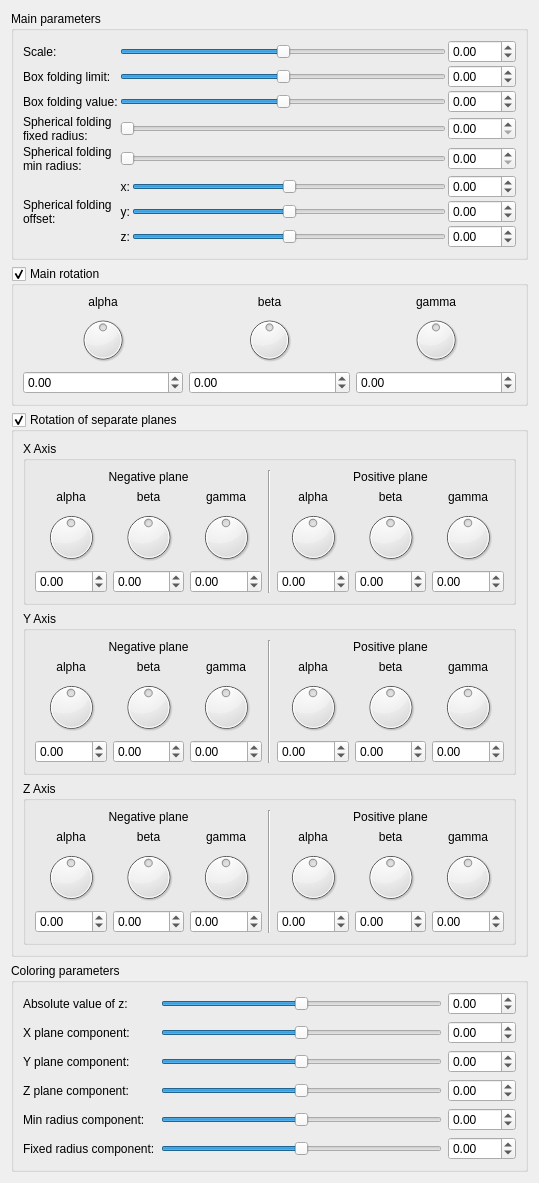
buddhi1980/mandelbulber2, file mandelbulber2/qt_data/fractal_mandelbox.ui: the form before one commit.
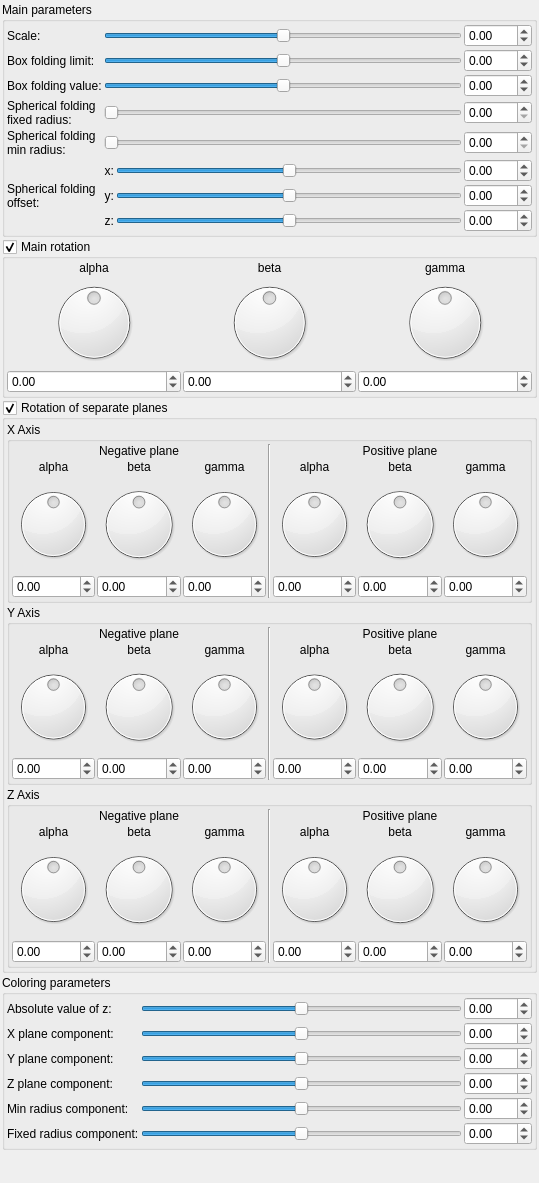
The form after the commit. Custom widgets are drawn as their Qt base class.

Commit message: - reduced all margins and spacings in ui - added class to store animation frames - added closable dock for animation control (actually empty)

Patch:
```diff
--- a/mandelbulber2/qt_data/fractal_mandelbox.ui
+++ b/mandelbulber2/qt_data/fractal_mandelbox.ui
@@ -14,12 +14,42 @@
    <string>Form</string>
   </property>
   <layout class="QVBoxLayout" name="verticalLayout">
+   <property name="spacing">
+    <number>2</number>
+   </property>
+   <property name="leftMargin">
+    <number>2</number>
+   </property>
+   <property name="topMargin">
+    <number>2</number>
+   </property>
+   <property name="rightMargin">
+    <number>2</number>
+   </property>
+   <property name="bottomMargin">
+    <number>2</number>
+   </property>
    <item>
     <widget class="QGroupBox" name="groupBox">
      <property name="title">
       <string>Main parameters</string>
      </property>
-     <layout class="QVBoxLayout" name="verticalLayout_2">
+     <layout class="QVBoxLayout" name="verticalLayout_2" stretch="0">
+      <property name="spacing">
+       <number>2</number>
+      </property>
+      <property name="leftMargin">
+       <number>2</number>
+      </property>
+      <property name="topMargin">
+       <number>2</number>
+      </property>
+      <property name="rightMargin">
+       <number>2</number>
+      </property>
+      <property name="bottomMargin">
+       <number>2</number>
+      </property>
       <item>
        <layout class="QGridLayout" name="gridLayout">
         <property name="spacing">
@@ -429,9 +459,27 @@
      <property name="checkable">
       <bool>true</bool>
      </property>
-     <layout class="QVBoxLayout" name="verticalLayout_3">
+     <layout class="QVBoxLayout" name="verticalLayout_3" stretch="0">
+      <property name="spacing">
+       <number>2</number>
+      </property>
+      <property name="leftMargin">
+       <number>2</number>
+      </property>
+      <property name="topMargin">
+       <number>2</number>
+      </property>
+      <property name="rightMargin">
+       <number>2</number>
+      </property>
+      <property name="bottomMargin">
+       <number>2</number>
+      </property>
       <item>
        <layout class="QGridLayout" name="gridLayout_2">
+        <property name="spacing">
+         <number>2</number>
+        </property>
         <item row="1" column="0">
          <widget class="QDial" name="dial3_mandelbox_rotation_main_x">
           <property name="minimum">
@@ -581,14 +629,47 @@
       <bool>true</bool>
      </property>
      <layout class="QVBoxLayout" name="verticalLayout_4">
+      <property name="spacing">
+       <number>2</number>
+      </property>
+      <property name="leftMargin">
+       <number>2</number>
+      </property>
+      <property name="topMargin">
+       <number>2</number>
+      </property>
+      <property name="rightMargin">
+       <number>2</number>
+      </property>
+      <property name="bottomMargin">
+       <number>2</number>
+      </property>
       <item>
        <widget class="QGroupBox" name="groupBox_5">
         <property name="title">
          <string>X Axis</string>
         </property>
         <layout class="QVBoxLayout" name="verticalLayout_5">
+         <property name="spacing">
+          <number>2</number>
+         </property>
+         <property name="leftMargin">
+          <number>2</number>
+         </property>
+         <property name="topMargin">
+          <number>2</number>
+         </property>
+         <property name="rightMargin">
+          <number>2</number>
+         </property>
+         <property name="bottomMargin">
+          <number>2</number>
+         </property>
          <item>
           <layout class="QGridLayout" name="gridLayout_3">
+           <property name="spacing">
+            <number>2</number>
+           </property>
            <item row="3" column="5">
             <widget class="MyDoubleSpinBox" name="spinboxd3_mandelbox_rotation_pos_1_y">
              <property name="prefix">
@@ -903,8 +984,26 @@
          <string>Y Axis</string>
         </property>
         <layout class="QVBoxLayout" name="verticalLayout_6">
+         <property name="spacing">
+          <number>2</number>
+         </property>
+         <property name="leftMargin">
+          <number>2</number>
+         </property>
+         <property name="topMargin">
+          <number>2</number>
+         </property>
+         <property name="rightMargin">
+          <number>2</number>
+         </property>
+         <property name="bottomMargin">
+          <number>2</number>
+         </property>
          <item>
           <layout class="QGridLayout" name="gridLayout_6">
+           <property name="spacing">
+            <number>2</number>
+           </property>
            <item row="3" column="0">
             <widget class="MyDoubleSpinBox" name="spinboxd3_mandelbox_rotation_neg_2_x">
              <property name="prefix">
@@ -1219,8 +1318,26 @@
          <string>Z Axis</string>
         </property>
         <layout class="QVBoxLayout" name="verticalLayout_7">
+         <property name="spacing">
+          <number>2</number>
+         </property>
+         <property name="leftMargin">
+          <number>2</number>
+         </property>
+         <property name="topMargin">
+          <number>2</number>
+         </property>
+         <property name="rightMargin">
+          <number>2</number>
+         </property>
+         <property name="bottomMargin">
+          <number>2</number>
+         </property>
          <item>
           <layout class="QGridLayout" name="gridLayout_7">
+           <property name="spacing">
+            <number>2</number>
+           </property>
            <item row="1" column="2">
             <widget class="QLabel" name="label_38">
              <property name="text">
@@ -1538,8 +1655,26 @@
       <string>Coloring parameters</string>
      </property>
      <layout class="QGridLayout" name="gridLayout_5">
+      <property name="leftMargin">
+       <number>2</number>
+      </property>
+      <property name="topMargin">
+       <number>2</number>
+      </property>
+      <property name="rightMargin">
+       <number>2</number>
+      </property>
+      <property name="bottomMargin">
+       <number>2</number>
+      </property>
+      <property name="spacing">
+       <number>2</number>
+      </property>
       <item row="0" column="0">
        <layout class="QGridLayout" name="gridLayout_4">
+        <property name="spacing">
+         <number>2</number>
+        </property>
         <item row="4" column="0">
          <widget class="QLabel" name="label_28">
           <property name="text">
```
The commit also changes 29 other files.
